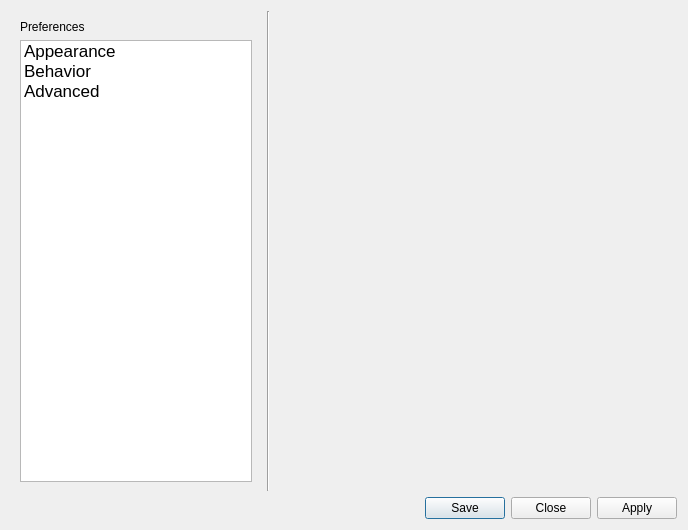
Before: the Qt Designer form isu/ui/comp/prefs.ui in clpi/isutils, drawn with Qt 5.
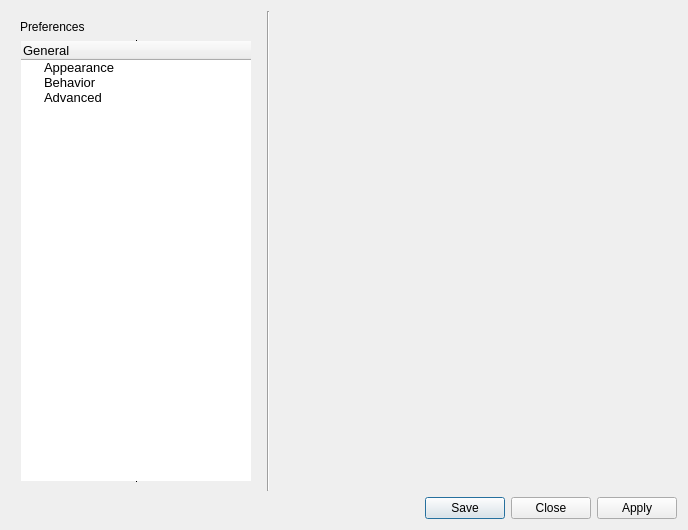
After: the same form once the commit is applied. The open tabs and pages were chosen to show the change.

Diff of the .ui file:
```diff
--- a/isu/ui/comp/prefs.ui
+++ b/isu/ui/comp/prefs.ui
@@ -45,15 +45,15 @@
          </widget>
         </item>
         <item>
-         <widget class="QListWidget" name="listWidget">
+         <widget class="QTreeWidget" name="treeWidget">
           <property name="font">
            <font>
-            <family>Cantarell</family>
-            <pointsize>13</pointsize>
+            <family>Segoe UI</family>
+            <pointsize>10</pointsize>
            </font>
           </property>
           <property name="frameShape">
-           <enum>QFrame::StyledPanel</enum>
+           <enum>QFrame::VLine</enum>
           </property>
           <property name="frameShadow">
            <enum>QFrame::Plain</enum>
@@ -61,6 +61,11 @@
           <property name="alternatingRowColors">
            <bool>false</bool>
           </property>
+          <column>
+           <property name="text">
+            <string>General</string>
+           </property>
+          </column>
           <item>
            <property name="text">
             <string>Appearance</string>
```
Left out of the diff: 27 changed lines with no effect on the pictures.
